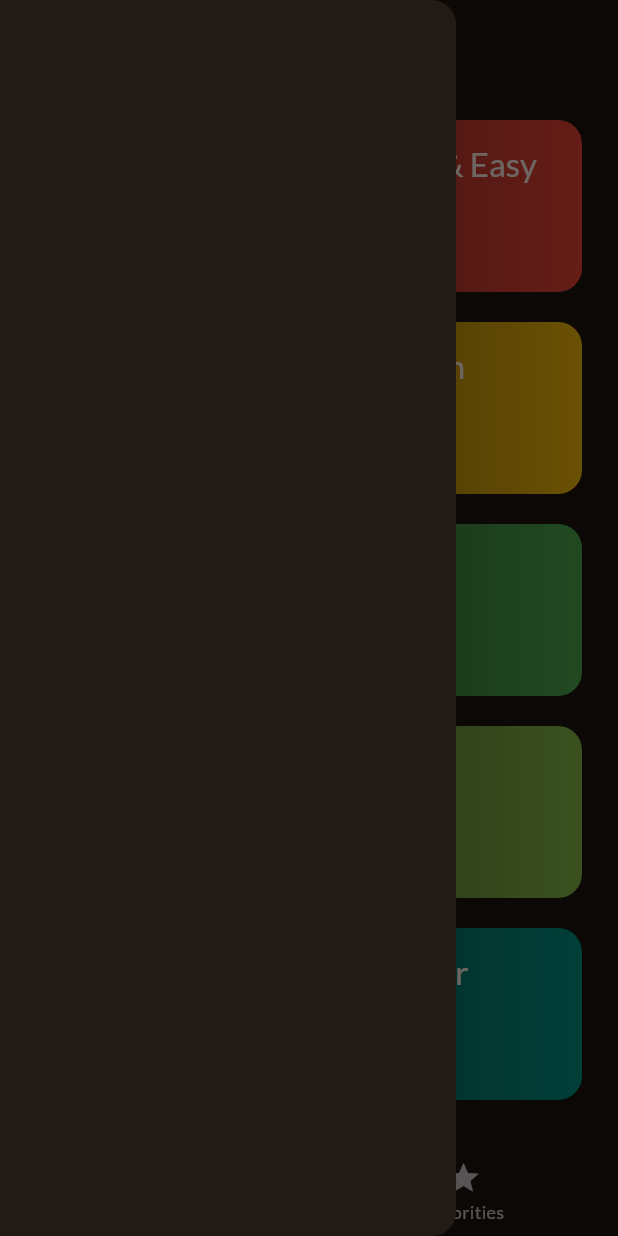
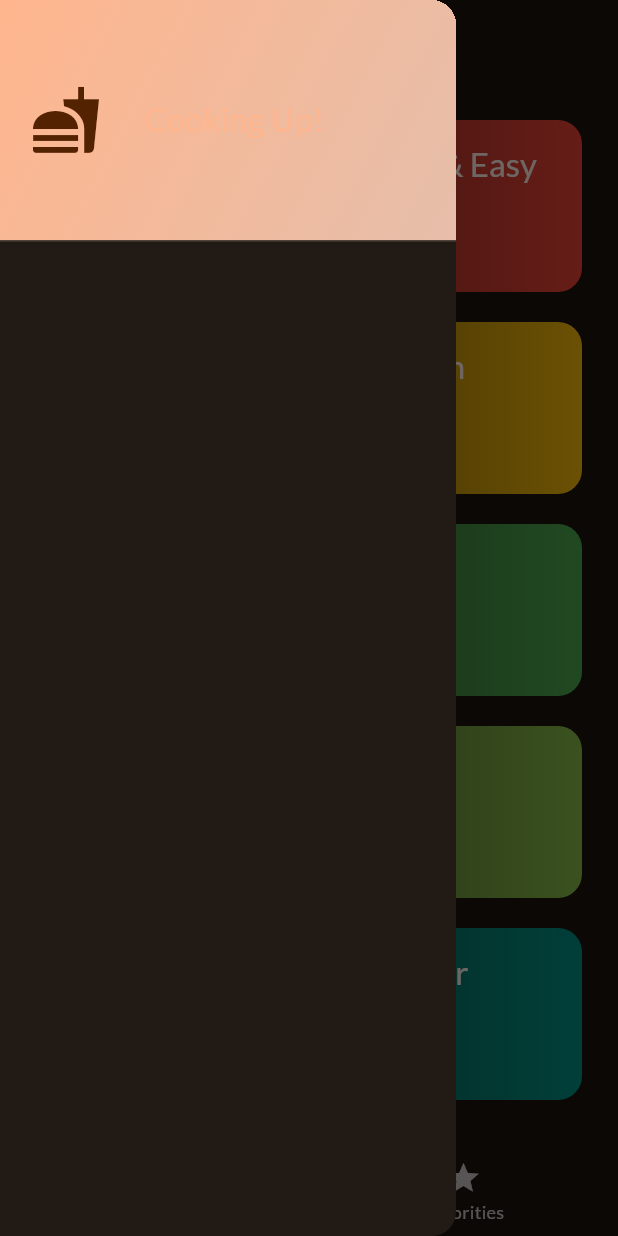
Before and after one commit to hpzynha/Flutter_Dart_The_Complete_Guide, a Flutter app: the screen it shows after launch, with the side drawer open, on a phone screen of 412 x 824 dp. Run offline on Flutter 3.47's test engine with Material 3 defaults, Android fonts, the phone set to English and light mode, and no system bars; our stand-ins replace google_fonts, transparent_image.

Commit message:
Main drawer working

```diff
--- a/meals/lib/widgets/main_drawer.dart
+++ b/meals/lib/widgets/main_drawer.dart
@@ -5,6 +5,42 @@ class MainDrawer extends StatelessWidget {
 
   @override
   Widget build(BuildContext context) {
-    return Drawer();
+    return Drawer(
+      child: Column(
+        children: [
+          DrawerHeader(
+              padding: EdgeInsets.all(20),
+              decoration: BoxDecoration(
+                gradient: LinearGradient(
+                  colors: [
+                    Theme.of(context).colorScheme.primary,
+                    Theme.of(context).colorScheme.secondary,
+                  ],
+                  begin: Alignment.topLeft,
+                  end: Alignment.bottomRight,
+                ),
+              ),
+              child: Row(
+                children: [
+                  Icon(
+                    Icons.fastfood,
+                    size: 48,
+                    color: Theme.of(context).colorScheme.onPrimary,
+                  ),
+                  SizedBox(
+                    width: 28,
+                  ),
+                  Text(
+                    'Cooking Up!',
+                    style: Theme.of(context)
+                        .textTheme
+                        .titleLarge!
+                        .copyWith(color: Theme.of(context).colorScheme.primary),
+                  ),
+                ],
+              )),
+        ],
+      ),
+    );
   }
 }
```
